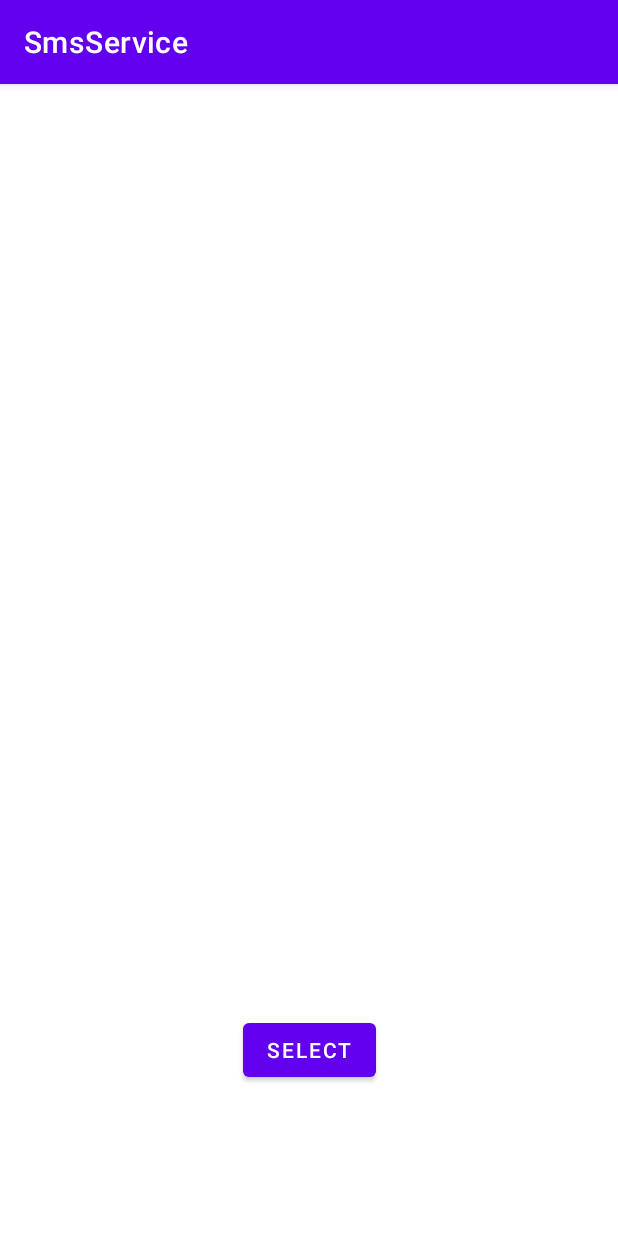
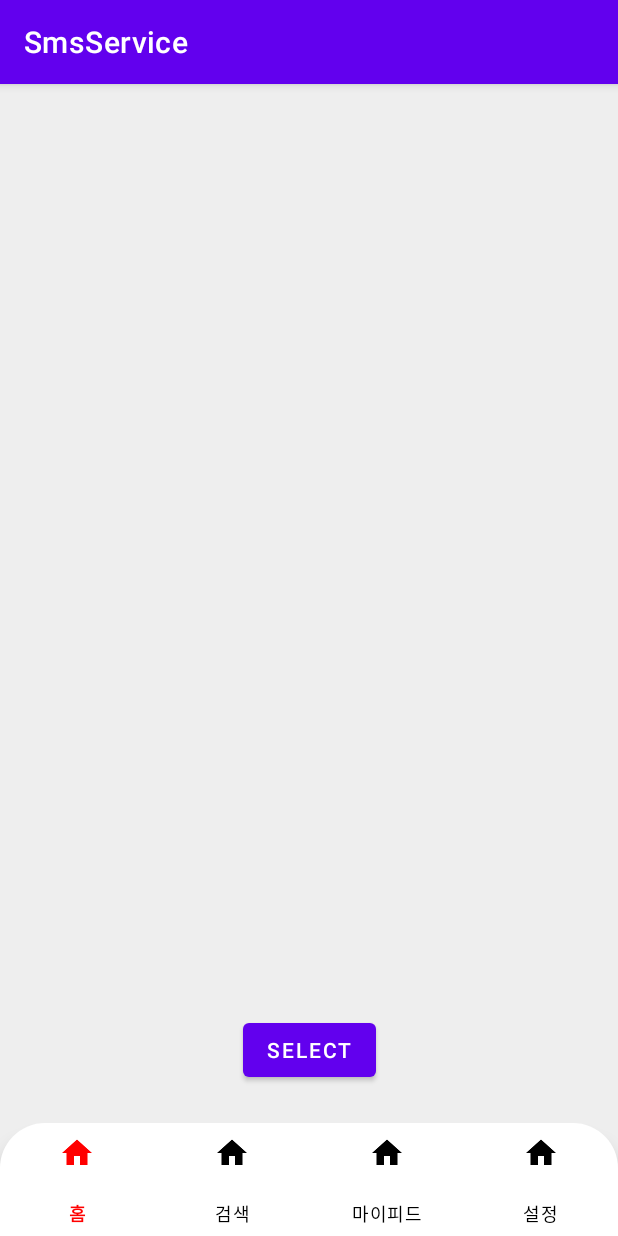
Before and after one commit to 4sitive/4sitive-android, an Android app: the MainActivity screen opened directly, with no data from a screen before it, on a phone screen of 412 x 824 dp. Run offline under Robolectric (Android 15) with nearby library versions, the phone set to English and light mode, and no system bars; our stand-ins replace Dagger/Hilt's generated code, RxJava, data binding; pictures from the network do not load; 2 statements that could not run were skipped.

Commit message:
bottom nav 추가

```diff
--- a/app/src/main/java/org/positive/sms/presentation/main/MainActivity.kt
+++ b/app/src/main/java/org/positive/sms/presentation/main/MainActivity.kt
@@ -4,7 +4,9 @@ import android.content.Context
 import android.content.Intent
 import android.os.Bundle
 import android.widget.Toast
+import androidx.fragment.app.FragmentTransaction
 import com.bumptech.glide.Glide
+import com.google.android.material.bottomnavigation.BottomNavigationView
 import dagger.hilt.android.AndroidEntryPoint
 import org.positive.sms.R
 import org.positive.sms.common.PsConstants
@@ -18,6 +20,7 @@ import org.positive.sms.presentation.base.BaseActivity
 class MainActivity : BaseActivity<ActivityMainBinding>(R.layout.activity_main) {
 
     private val viewModel by viewModelOf<MainViewModel>()
+    private var backWait: Long = 0
 
     override fun onCreate(savedInstanceState: Bundle?) {
         super.onCreate(savedInstanceState)
@@ -34,10 +37,25 @@ class MainActivity : BaseActivity<ActivityMainBinding>(R.layout.activity_main) {
                     .into(binding.image)
             }
         }
+
+        val bottomNavigationView = findViewById<BottomNavigationView>(R.id.bottom_nav)
+        bottomNavigationView.setOnNavigationItemSelectedListener { item ->
+            // TODO(je): create fragment and setting listener
+            true
+        }
+    }
+
+    override fun onBackPressed() {
+        if(System.currentTimeMillis() - backWait >=2000 ) {
+            backWait = System.currentTimeMillis()
+            Toast.makeText(applicationContext, "press BACK again to exit.", Toast.LENGTH_LONG).show()
+        } else {
+            finish()
+        }
     }
 
     private fun startGallery() {
-        // TODO(yh): Needs to be modified with Result Api
+        // TODO(yh): Neceds to be modified with Result Api
         val intent = Intent(Intent.ACTION_PICK)
         intent.type = "image/*"
         val mimeTypes = arrayOf("image/jpeg", "image/png")
--- /dev/null
+++ b/app/src/main/res/drawable/bottom_nav_bg.xml
@@ -0,0 +1,7 @@
+<?xml version="1.0" encoding="utf-8"?>
+<shape xmlns:android="http://schemas.android.com/apk/res/android"
+    android:shape="rectangle">
+    <corners android:topRightRadius="30sp" android:topLeftRadius="30sp"/>
+    <solid android:color="@color/white"/>
+    <stroke android:width="0dp"/>
+</shape>
--- /dev/null
+++ b/app/src/main/res/drawable/bottom_nav_select_color.xml
@@ -0,0 +1,5 @@
+<?xml version="1.0" encoding="utf-8"?>
+<selector xmlns:android="http://schemas.android.com/apk/res/android">
+    <item android:color="@color/red" android:state_checked="true" />
+    <item android:color="@color/black" android:state_checked="false" />
+</selector>
--- a/app/src/main/res/layout/activity_main.xml
+++ b/app/src/main/res/layout/activity_main.xml
@@ -13,7 +13,8 @@
 	<androidx.constraintlayout.widget.ConstraintLayout
 		android:layout_width="match_parent"
 		android:layout_height="match_parent"
-		tools:context=".presentation.main.MainActivity">
+		tools:context=".presentation.main.MainActivity"
+		android:background="@color/light_gray">
 
 		<ImageView
 			android:id="@+id/image"
@@ -34,5 +35,18 @@
 			app:layout_constraintEnd_toEndOf="parent"
 			app:layout_constraintStart_toStartOf="parent" />
 
+		<com.google.android.material.bottomnavigation.BottomNavigationView
+			android:id="@+id/bottom_nav"
+			android:layout_width="match_parent"
+			android:layout_height="75dp"
+			tools:ignore="MissingConstraints"
+			app:layout_constraintBottom_toBottomOf="parent"
+			android:background="@drawable/bottom_nav_bg"
+			app:itemIconSize="24sp"
+			app:itemIconTint="@drawable/bottom_nav_select_color"
+			app:itemTextColor="@drawable/bottom_nav_select_color"
+			app:labelVisibilityMode="labeled"
+			app:menu="@menu/bottom_nav_menu"/>
+
 	</androidx.constraintlayout.widget.ConstraintLayout>
 </layout>
--- /dev/null
+++ b/app/src/main/res/menu/bottom_nav_menu.xml
@@ -0,0 +1,26 @@
+<?xml version="1.0" encoding="utf-8"?>
+<menu xmlns:android="http://schemas.android.com/apk/res/android">
+    <item
+        android:id="@+id/menu_home"
+        android:title="@string/bottom_menu_home"
+        android:enabled="true"
+        android:icon="@drawable/bottom_nav_icon_ex" />
+
+    <item
+        android:id="@+id/menu_search"
+        android:title="@string/bottom_menu_search"
+        android:enabled="true"
+        android:icon="@drawable/bottom_nav_icon_ex" />
+
+    <item
+        android:id="@+id/menu_feed"
+        android:title="@string/bottom_menu_feed"
+        android:enabled="true"
+        android:icon="@drawable/bottom_nav_icon_ex" />
+
+    <item
+        android:id="@+id/menu_setting"
+        android:title="@string/bottom_menu_setting"
+        android:enabled="true"
+        android:icon="@drawable/bottom_nav_icon_ex" />
+</menu>
--- a/app/src/main/res/values/colors.xml
+++ b/app/src/main/res/values/colors.xml
@@ -7,4 +7,7 @@
 	<color name="teal_700">#FF018786</color>
 	<color name="black">#FF000000</color>
 	<color name="white">#FFFFFFFF</color>
+	<color name="transparent">#00000000</color>
+	<color name="light_gray">#FFEEEEEE</color>
+	<color name="red">#FFFF0000</color>
 </resources>
--- a/app/src/main/res/values/strings.xml
+++ b/app/src/main/res/values/strings.xml
@@ -1,3 +1,7 @@
 <resources>
 	<string name="app_name">SmsService</string>
+	<string name="bottom_menu_home">홈</string>
+	<string name="bottom_menu_search">검색</string>
+	<string name="bottom_menu_feed">마이피드</string>
+	<string name="bottom_menu_setting">설정</string>
 </resources>
```
Also changed, not shown: app/src/main/res/drawable/bottom_nav_icon_ex.png (added), app/src/main/res/font/fontawesome4_7.ttf (added).
